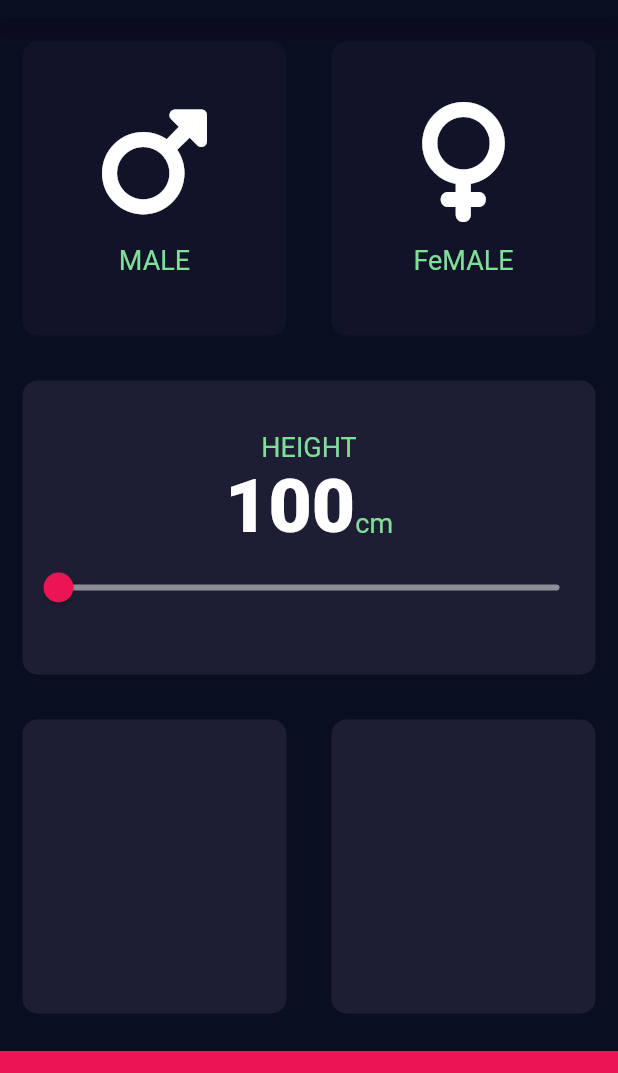
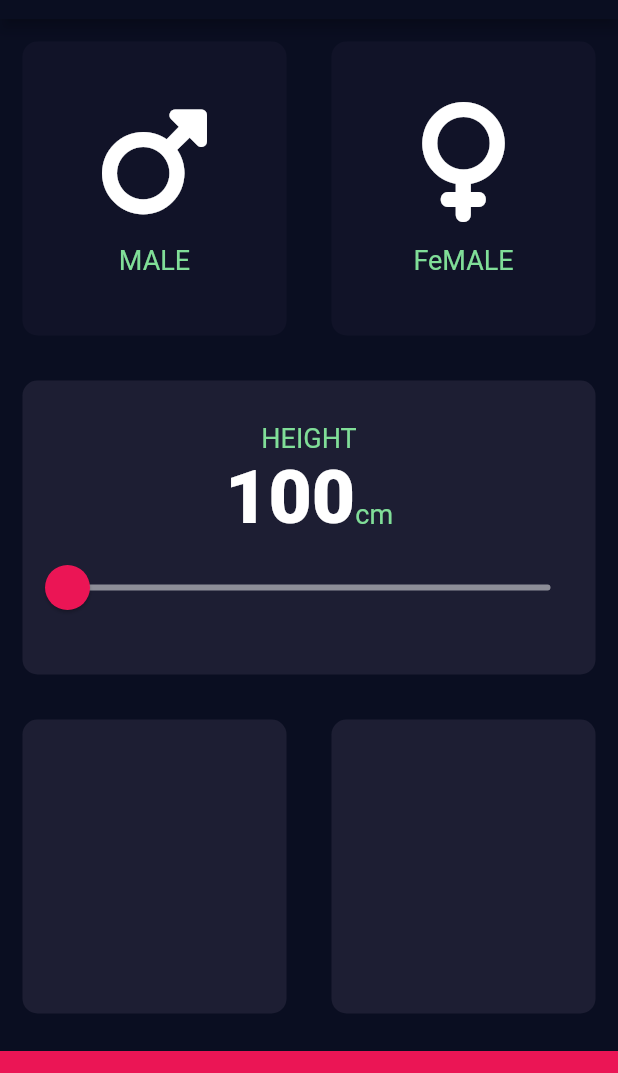
Before and after one commit to Nis-chal/bmi-calculator-flutter, a Flutter app: the screen it shows after launch, on a phone screen of 412 x 824 dp, the part 65-1138 px from its top. Run offline on Flutter 3.47's test engine with Material 2 defaults, Android fonts, the phone set to English and light mode, and no system bars; our stand-ins replace font_awesome_flutter.

Commit message:
styling of the slider was done

```diff
--- a/lib/input_page.dart
+++ b/lib/input_page.dart
@@ -111,17 +111,27 @@ class _InputPageState extends State<InputPage> {
                       ),
                     ],
                   ),
-                  Slider(
+                  SliderTheme(
+                    data: SliderTheme.of(context).copyWith(
+                      inactiveTrackColor: Color(0xFF8D8E98),
+                      thumbShape: RoundSliderThumbShape(enabledThumbRadius: 15),
+                      overlayShape:
+                          RoundSliderOverlayShape(overlayRadius: 30.0),
+                      thumbColor: Color(0xFFEB1555),
+                      activeTrackColor: Colors.white,
+                      overlayColor: Color(0x29EB1555),
+                    ),
+                    child: Slider(
                       value: height.toDouble(),
                       min: 100.0,
                       max: 220.0,
-                    activeColor: Color(0xFFEB1555),
                       inactiveColor: Color(0xFF8D8E98),
                       onChanged: (double newValue) {
                         setState(() {
                           height = newValue.round();
                         });
                       },
+                    ),
                   ),
                 ],
               ),
```
Lines whose indentation alone changed are shown as unchanged.
